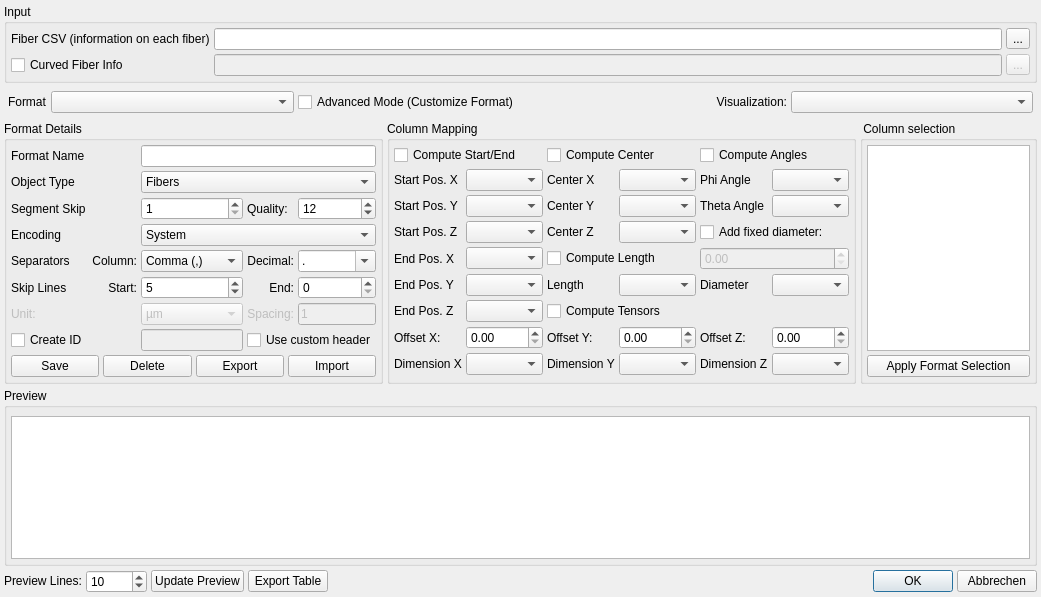
Above: libs/objectvis/CsvInput.ui from 3dct/open_iA before the change. Below: the same form after it.
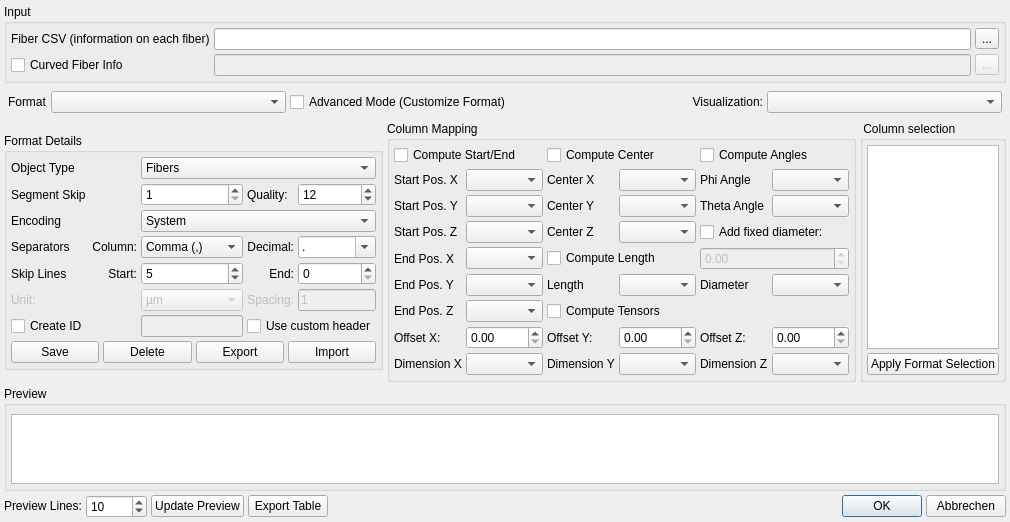
That is the form after the change.

Commit message: objectvis: Move format name input to separate dialog with extra checks

```diff
--- a/libs/objectvis/CsvInput.ui
+++ b/libs/objectvis/CsvInput.ui
@@ -6,8 +6,8 @@
    <rect>
     <x>0</x>
     <y>0</y>
-    <width>1041</width>
-    <height>597</height>
+    <width>893</width>
+    <height>469</height>
    </rect>
   </property>
   <property name="windowTitle">
@@ -215,10 +215,14 @@
          <property name="spacing">
           <number>4</number>
          </property>
+         <item row="6" column="2">
+          <widget class="QLineEdit" name="ed_col_ID">
+           <property name="enabled">
+            <bool>false</bool>
+           </property>
+          </widget>
+         </item>
          <item row="0" column="2" colspan="3">
-          <widget class="QLineEdit" name="ed_FormatName"/>
-         </item>
-         <item row="1" column="2" colspan="3">
           <widget class="QComboBox" name="cmbbox_ObjectType">
            <item>
             <property name="text">
@@ -237,71 +241,7 @@
            </item>
           </widget>
          </item>
-         <item row="4" column="0">
-          <widget class="QLabel" name="lbl_Separators">
-           <property name="text">
-            <string>Separators</string>
-           </property>
-          </widget>
-         </item>
-         <item row="3" column="0">
-          <widget class="QLabel" name="lbl_Encoding">
-           <property name="text">
-            <string>Encoding</string>
-           </property>
-          </widget>
-         </item>
-         <item row="5" column="4">
-          <widget class="QSpinBox" name="ed_SkipLinesEnd">
-           <property name="maximum">
-            <number>9999999</number>
-           </property>
-          </widget>
-         </item>
-         <item row="5" column="3">
-          <widget class="QLabel" name="lbl_SkipLinesEnd">
-           <property name="text">
-            <string>End:</string>
-           </property>
-           <property name="alignment">
-            <set>Qt::AlignRight|Qt::AlignTrailing|Qt::AlignVCenter</set>
-           </property>
-          </widget>
-         </item>
-         <item row="7" column="3" colspan="2">
-          <widget class="QCheckBox" name="cb_ContainsHeader">
-           <property name="text">
-            <string>Use custom header</string>
-           </property>
-          </widget>
-         </item>
-         <item row="6" column="4">
-          <widget class="QLineEdit" name="ed_Spacing">
-           <property name="enabled">
-            <bool>false</bool>
-           </property>
-           <property name="text">
-            <string>1</string>
-           </property>
-          </widget>
-         </item>
-         <item row="2" column="2">
-          <widget class="QSpinBox" name="sb_SegmentSkip">
-           <property name="toolTip">
-            <string>1=best quality, higher values -&gt; less quality for curved fibers. Value determines that every nth point of those given will be shown.</string>
-           </property>
-           <property name="toolTipDuration">
-            <number>5000</number>
-           </property>
-           <property name="minimum">
-            <number>1</number>
-           </property>
-           <property name="maximum">
-            <number>1000</number>
-           </property>
-          </widget>
-         </item>
-         <item row="8" column="0" colspan="5">
+         <item row="7" column="0" colspan="5">
           <widget class="QWidget" name="widget" native="true">
            <layout class="QHBoxLayout" name="horizontalLayout">
             <property name="spacing">
@@ -353,32 +293,8 @@
            </layout>
           </widget>
          </item>
-         <item row="5" column="0">
-          <widget class="QLabel" name="lbl_SkipLines">
-           <property name="text">
-            <string>Skip Lines</string>
-           </property>
-          </widget>
-         </item>
-         <item row="7" column="2">
-          <widget class="QLineEdit" name="ed_col_ID">
-           <property name="enabled">
-            <bool>false</bool>
-           </property>
-          </widget>
-         </item>
-         <item row="6" column="0">
-          <widget class="QLabel" name="lbl_Unit">
-           <property name="enabled">
-            <bool>false</bool>
-           </property>
-           <property name="text">
-            <string>Unit:</string>
-           </property>
-          </widget>
-         </item>
-         <item row="2" column="4">
-          <widget class="QSpinBox" name="sb_CylinderQuality">
+         <item row="1" column="2">
+          <widget class="QSpinBox" name="sb_SegmentSkip">
            <property name="toolTip">
             <string>The higher the number, the better the cylinder visualization quality (represents number of sides used for modelling cylinder).</string>
            </property>
@@ -386,62 +302,14 @@
             <number>5000</number>
            </property>
            <property name="minimum">
-            <number>3</number>
+            <number>1</number>
            </property>
            <property name="maximum">
             <number>1000</number>
            </property>
-           <property name="value">
-            <number>12</number>
-           </property>
           </widget>
          </item>
-         <item row="5" column="1">
-          <widget class="QLabel" name="lbl_SkipLinesStart">
-           <property name="text">
-            <string>Start:</string>
-           </property>
-           <property name="alignment">
-            <set>Qt::AlignRight|Qt::AlignTrailing|Qt::AlignVCenter</set>
-           </property>
-          </widget>
-         </item>
-         <item row="4" column="2">
-          <widget class="QComboBox" name="cmbbox_ColSeparator">
-           <property name="enabled">
-            <bool>true</bool>
-           </property>
-           <property name="editable">
-            <bool>false</bool>
-           </property>
-           <item>
-            <property name="text">
-             <string>Comma (,)</string>
-            </property>
-           </item>
-           <item>
-            <property name="text">
-             <string>Semicolon (;)</string>
-            </property>
-           </item>
-           <item>
-            <property name="text">
-             <string>Tabulator</string>
-            </property>
-           </item>
-          </widget>
-         </item>
-         <item row="4" column="3">
-          <widget class="QLabel" name="lbl_SeparatorDecimal">
-           <property name="text">
-            <string>Decimal:</string>
-           </property>
-           <property name="alignment">
-            <set>Qt::AlignRight|Qt::AlignTrailing|Qt::AlignVCenter</set>
-           </property>
-          </widget>
-         </item>
-         <item row="4" column="4">
+         <item row="3" column="4">
           <widget class="QComboBox" name="cmbbox_DecimalSeparator">
            <property name="editable">
             <bool>true</bool>
@@ -458,51 +326,33 @@
            </item>
           </widget>
          </item>
-         <item row="3" column="2" colspan="3">
-          <widget class="QComboBox" name="cmbbox_Encoding">
-           <item>
-            <property name="text">
-             <string>System</string>
-            </property>
-           </item>
-           <item>
-            <property name="text">
-             <string>UTF-8</string>
-            </property>
-           </item>
-           <item>
-            <property name="text">
-             <string>ISO-8859-1</string>
-            </property>
-           </item>
-           <item>
-            <property name="text">
-             <string>Windows-1252</string>
-            </property>
-           </item>
-          </widget>
-         </item>
-         <item row="0" column="0">
-          <widget class="QLabel" name="lbl_FormatName">
-           <property name="text">
-            <string>Format Name</string>
+         <item row="1" column="4">
+          <widget class="QSpinBox" name="sb_CylinderQuality">
+           <property name="toolTip">
+            <string>The higher the number, the better the cylinder visualization quality (represents number of sides used for modelling cylinder).</string>
            </property>
+           <property name="toolTipDuration">
+            <number>5000</number>
+           </property>
+           <property name="minimum">
+            <number>3</number>
+           </property>
+           <property name="maximum">
+            <number>1000</number>
+           </property>
+           <property name="value">
+            <number>12</number>
+           </property>
           </widget>
          </item>
-         <item row="6" column="3">
-          <widget class="QLabel" name="lbl_Spacing">
-           <property name="enabled">
-            <bool>false</bool>
-           </property>
+         <item row="6" column="0">
+          <widget class="QCheckBox" name="cb_AddAutoID">
            <property name="text">
-            <string>Spacing:</string>
+            <string>Create ID</string>
            </property>
-           <property name="alignment">
-            <set>Qt::AlignRight|Qt::AlignTrailing|Qt::AlignVCenter</set>
-           </property>
           </widget>
          </item>
-         <item row="2" column="0">
+         <item row="1" column="0">
           <widget class="QLabel" name="label">
            <property name="toolTip">
             <string>1=best quality, higher values -&gt; less quality for curved fibers. Value determines that every nth point of those given will be shown.</string>
@@ -518,31 +368,7 @@
            </property>
           </widget>
          </item>
-         <item row="1" column="0">
-          <widget class="QLabel" name="lbl_ObjectType">
-           <property name="text">
-            <string>Object Type</string>
-           </property>
-          </widget>
-         </item>
-         <item row="4" column="1">
-          <widget class="QLabel" name="lbl_SeparatorColumn">
-           <property name="text">
-            <string>Column:</string>
-           </property>
-           <property name="alignment">
-            <set>Qt::AlignRight|Qt::AlignTrailing|Qt::AlignVCenter</set>
-           </property>
-          </widget>
-         </item>
-         <item row="7" column="0">
-          <widget class="QCheckBox" name="cb_AddAutoID">
-           <property name="text">
-            <string>Create ID</string>
-           </property>
-          </widget>
-         </item>
-         <item row="6" column="2">
+         <item row="5" column="2">
           <widget class="QComboBox" name="cmbbox_Unit">
            <property name="enabled">
             <bool>false</bool>
@@ -567,7 +393,34 @@
            </item>
           </widget>
          </item>
-         <item row="5" column="2">
+         <item row="4" column="4">
+          <widget class="QSpinBox" name="ed_SkipLinesEnd">
+           <property name="maximum">
+            <number>9999999</number>
+           </property>
+          </widget>
+         </item>
+         <item row="5" column="4">
+          <widget class="QLineEdit" name="ed_Spacing">
+           <property name="enabled">
+            <bool>false</bool>
+           </property>
+           <property name="text">
+            <string>1</string>
+           </property>
+          </widget>
+         </item>
+         <item row="3" column="3">
+          <widget class="QLabel" name="lbl_SeparatorDecimal">
+           <property name="text">
+            <string>Decimal:</string>
+           </property>
+           <property name="alignment">
+            <set>Qt::AlignRight|Qt::AlignTrailing|Qt::AlignVCenter</set>
+           </property>
+          </widget>
+         </item>
+         <item row="4" column="2">
           <widget class="QSpinBox" name="ed_SkipLinesStart">
            <property name="enabled">
             <bool>true</bool>
@@ -583,7 +436,24 @@
            </property>
           </widget>
          </item>
-         <item row="2" column="3">
+         <item row="4" column="1">
+          <widget class="QLabel" name="lbl_SkipLinesStart">
+           <property name="text">
+            <string>Start:</string>
+           </property>
+           <property name="alignment">
+            <set>Qt::AlignRight|Qt::AlignTrailing|Qt::AlignVCenter</set>
+           </property>
+          </widget>
+         </item>
+         <item row="3" column="0">
+          <widget class="QLabel" name="lbl_Separators">
+           <property name="text">
+            <string>Separators</string>
+           </property>
+          </widget>
+         </item>
+         <item row="1" column="3">
           <widget class="QLabel" name="lb_CylinderQuality">
            <property name="toolTip">
             <string>The higher the number, the better the cylinder visualization quality (represents number of sides used for modelling cylinder).</string>
@@ -596,6 +466,126 @@
            </property>
           </widget>
          </item>
+         <item row="5" column="0">
+          <widget class="QLabel" name="lbl_Unit">
+           <property name="enabled">
+            <bool>false</bool>
+           </property>
+           <property name="text">
+            <string>Unit:</string>
+           </property>
+          </widget>
+         </item>
+         <item row="2" column="2" colspan="3">
+          <widget class="QComboBox" name="cmbbox_Encoding">
+           <item>
+            <property name="text">
+             <string>System</string>
+            </property>
+           </item>
+           <item>
+            <property name="text">
+             <string>UTF-8</string>
+            </property>
+           </item>
+           <item>
+            <property name="text">
+             <string>ISO-8859-1</string>
+            </property>
+           </item>
+           <item>
+            <property name="text">
+             <string>Windows-1252</string>
+            </property>
+           </item>
+          </widget>
+         </item>
+         <item row="4" column="0">
+          <widget class="QLabel" name="lbl_SkipLines">
+           <property name="text">
+            <string>Skip Lines</string>
+           </property>
+          </widget>
+         </item>
+         <item row="3" column="1">
+          <widget class="QLabel" name="lbl_SeparatorColumn">
+           <property name="text">
+            <string>Column:</string>
+           </property>
+           <property name="alignment">
+            <set>Qt::AlignRight|Qt::AlignTrailing|Qt::AlignVCenter</set>
+           </property>
+          </widget>
+         </item>
+         <item row="0" column="0">
+          <widget class="QLabel" name="lbl_ObjectType">
+           <property name="text">
+            <string>Object Type</string>
+           </property>
+          </widget>
+         </item>
+         <item row="6" column="3" colspan="2">
+          <widget class="QCheckBox" name="cb_ContainsHeader">
+           <property name="text">
+            <string>Use custom header</string>
+           </property>
+          </widget>
+         </item>
+         <item row="2" column="0">
+          <widget class="QLabel" name="lbl_Encoding">
+           <property name="text">
+            <string>Encoding</string>
+           </property>
+          </widget>
+         </item>
+         <item row="3" column="2">
+          <widget class="QComboBox" name="cmbbox_ColSeparator">
+           <property name="enabled">
+            <bool>true</bool>
+           </property>
+           <property name="editable">
+            <bool>false</bool>
+           </property>
+           <item>
+            <property name="text">
+             <string>Comma (,)</string>
+            </property>
+           </item>
+           <item>
+            <property name="text">
+             <string>Semicolon (;)</string>
+            </property>
+           </item>
+           <item>
+            <property name="text">
+             <string>Tabulator</string>
+            </property>
+           </item>
+          </widget>
+         </item>
+         <item row="5" column="3">
+          <widget class="QLabel" name="lbl_Spacing">
+           <property name="enabled">
+            <bool>false</bool>
+           </property>
+           <property name="text">
+            <string>Spacing:</string>
+           </property>
+           <property name="alignment">
+            <set>Qt::AlignRight|Qt::AlignTrailing|Qt::AlignVCenter</set>
+           </property>
+          </widget>
+         </item>
+         <item row="4" column="3">
+          <widget class="QLabel" name="lbl_SkipLinesEnd">
+           <property name="text">
+            <string>End:</string>
+           </property>
+           <property name="alignment">
+            <set>Qt::AlignRight|Qt::AlignTrailing|Qt::AlignVCenter</set>
+           </property>
+          </widget>
+         </item>
         </layout>
        </widget>
       </item>
```
Left out of the diff: 2 changed lines with no effect on the pictures. The commit also changes 2 other files.
